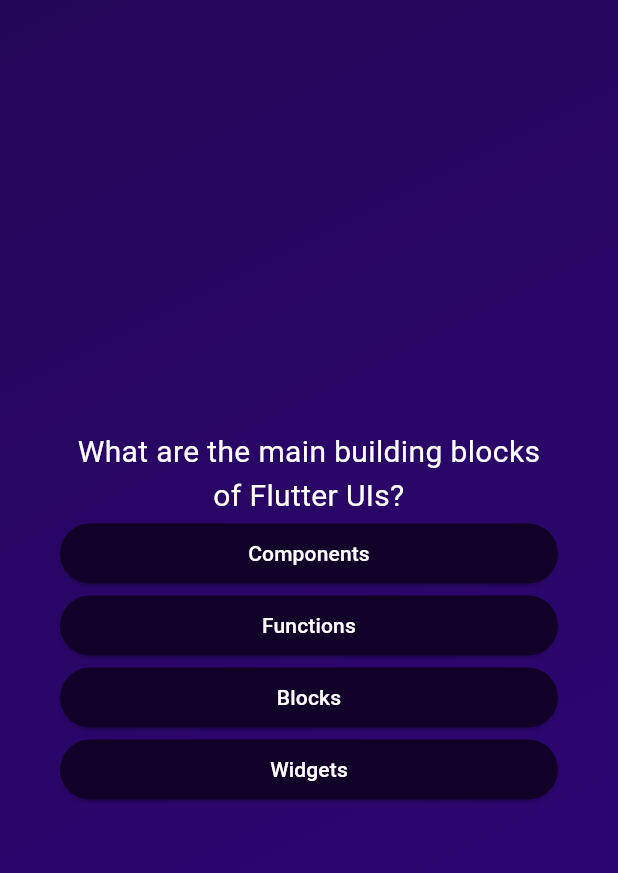
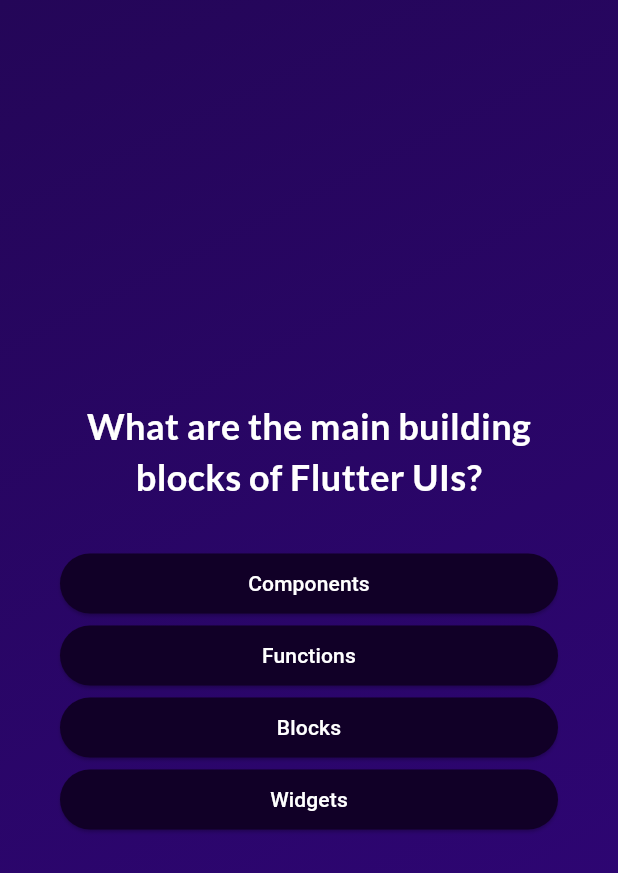
Before and after one commit to prathambhandari/quiz, a Flutter app: the screen it shows after launch, after a tap on "Start Quiz", on a phone screen of 412 x 824 dp. Shown: the top 873 px of the screen. Run offline on Flutter 3.47's test engine with Material 3 defaults, Android fonts, the phone set to English and light mode, and no system bars; our stand-ins replace google_fonts.

Commit message:
added google fonts

```diff
--- a/lib/question_screen.dart
+++ b/lib/question_screen.dart
@@ -1,6 +1,7 @@
 import 'package:flutter/material.dart';
 import 'package:quiz_app/answer_button.dart';
 import 'package:quiz_app/data/questions.dart';
+import 'package:google_fonts/google_fonts.dart';
 
 class QuestionScreen extends StatefulWidget {
   const QuestionScreen({super.key});
@@ -31,11 +32,15 @@ class _QuestionScreenState extends State<QuestionScreen> {
           children: [
             Text(
               currentQuestion.text,
-              style: const TextStyle(
+              style: GoogleFonts.lato(
                 color: Colors.white,
-                fontSize: 20,
+                fontSize: 24,
+                fontWeight: FontWeight.bold,
               ),
               textAlign: TextAlign.center,
+            ),
+            const SizedBox(
+              height: 30,
             ),
             ...currentQuestion.getShuffledAnswers().map((answer) {
               return AnswerButton(
```
Also changed, not shown: 1 other file.
